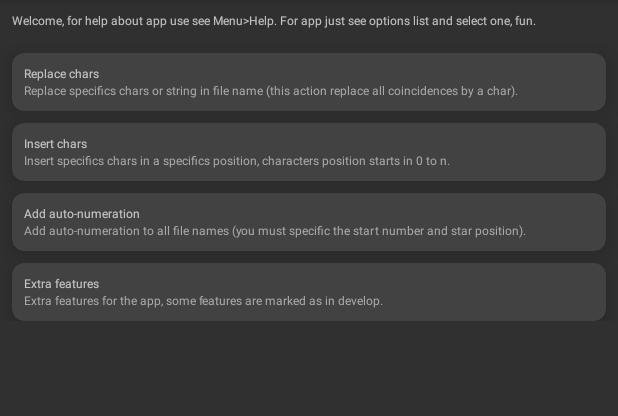
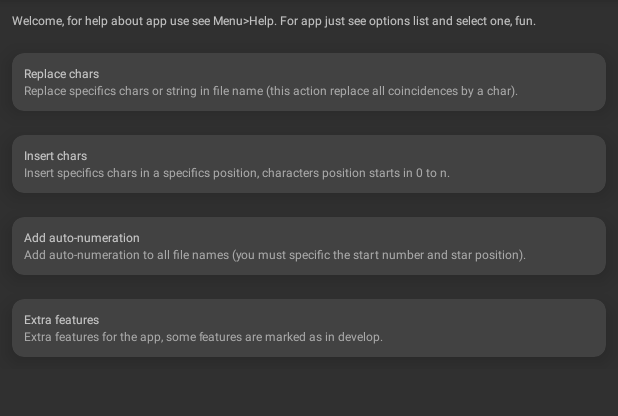
Before and after one commit to Devil64-Dev/app_my_file_rename, an Android app: the screen it shows after launch (MainActivity), on a phone screen of 412 x 824 dp, the part 84-500 px from its top. Run offline under Robolectric (Android 15) with nearby library versions, the phone set to English and light mode, and no system bars.

Commit message:
Fix margin card

```diff
--- a/app/src/main/res/layout/recycle_view_card.xml
+++ b/app/src/main/res/layout/recycle_view_card.xml
@@ -5,6 +5,7 @@
     android:layout_width="match_parent"
     android:layout_height="wrap_content"
     android:layout_marginTop="@dimen/card_margin_top"
+    android:layout_marginBottom="@dimen/card_margin_bottom"
     android:layout_marginRight="@dimen/card_margin_left_right"
     android:layout_marginLeft="@dimen/card_margin_left_right"
     card_view:cardCornerRadius="@dimen/card_round_corner"
```
